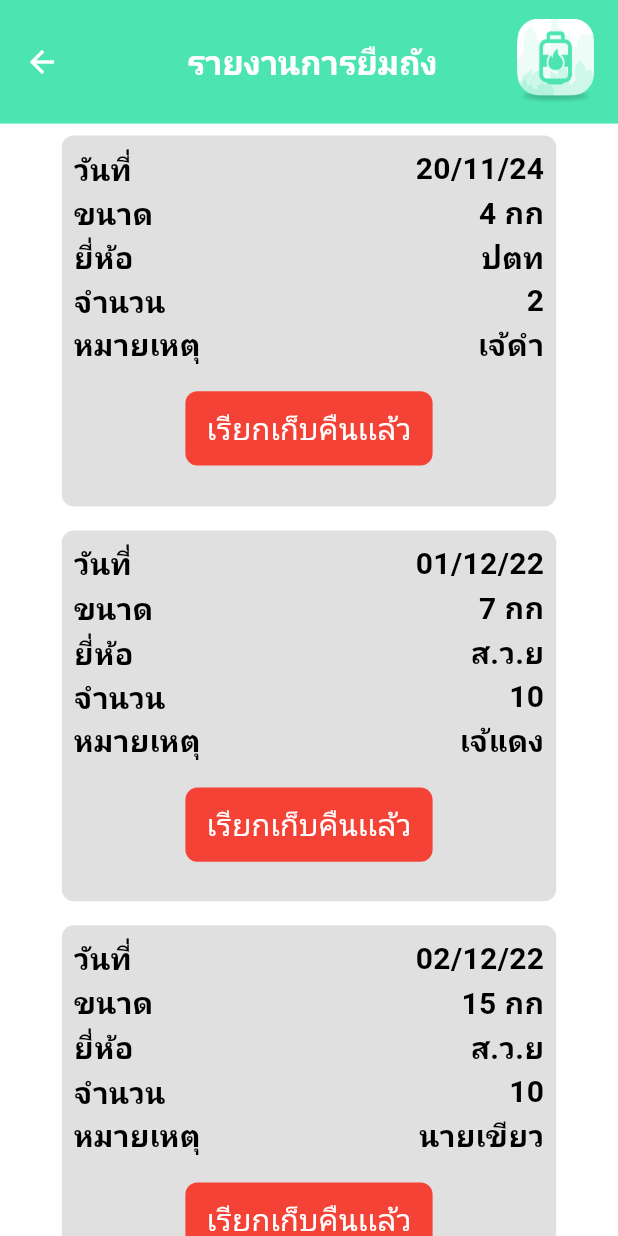
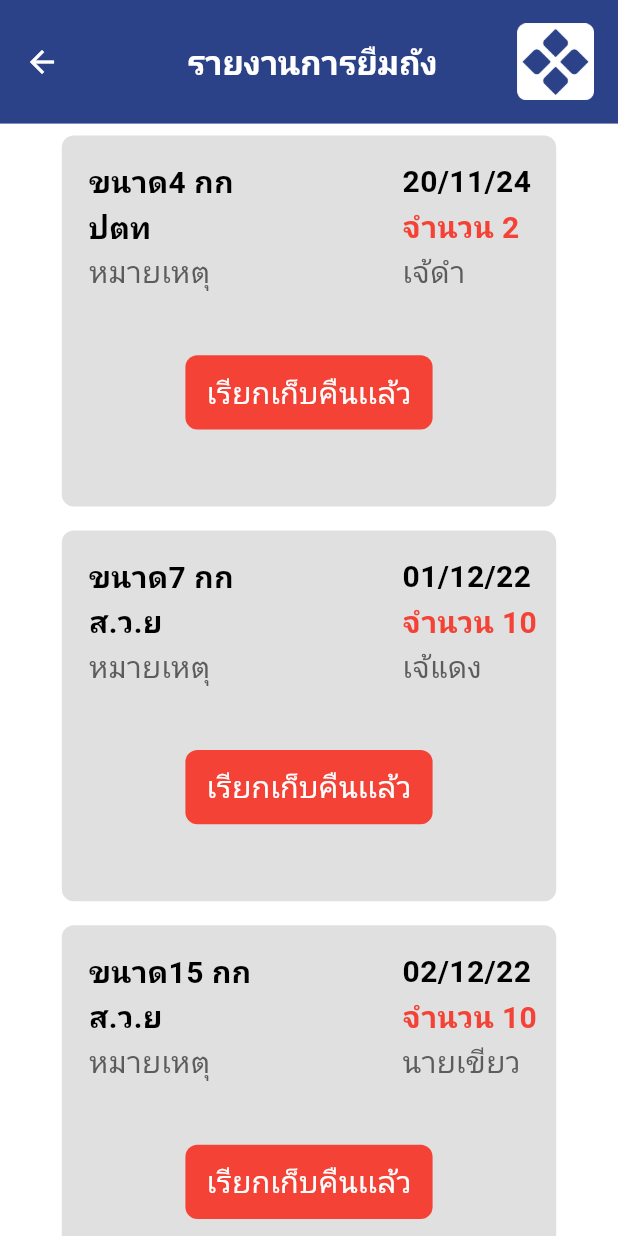
Before and after one commit to Maxza254411/stock_application_gas, a Flutter app: the Storepage screen opened directly with empty values, after a tap on "รายการยืมถัง", on a phone screen of 412 x 824 dp. Run offline on Flutter 3.47's test engine with Material 3 defaults, Android fonts, the phone set to English and light mode, and no system bars; our stand-ins replace dropdown_search, flutter_datetime_picker_plus, google_nav_bar, loading_animation_widget, photo_view, shared_preferences; accounts and stored records are empty.

Commit message:
เพิ่มหน้ารายงานการยืมถัง

```diff
--- a/lib/constants.dart
+++ b/lib/constants.dart
@@ -19,7 +19,7 @@ const kButtoncolor = Color(0xFFFC7716);
 const kTextDateColor = Color(0xffFA5A0E);
 const kCancleButton = Color(0xFFFF5252);
 const kSubtitleText = Color(0xFF424242);
-const kbutton = Color(0xff4CE5B1);
+const kbutton = Color(0xff2C4288);
 
 //ฟังก์ชั่นคำนวน ราคา และ qty
 double sum(List<ListProduct> orders) => orders.fold(0, (previous, o) => previous + (o.product.qty * o.product.priceAll));
--- a/lib/login/loginPage.dart
+++ b/lib/login/loginPage.dart
@@ -57,7 +57,7 @@ class _LoginPageState extends State<LoginPage> {
               child: SizedBox(
                 width: double.infinity,
                 child: Image.asset(
-                  "assets/images/Sign Up.jpg",
+                  "assets/images/login.jpg",
                   fit: BoxFit.cover,
                 ),
               ),
@@ -70,7 +70,7 @@ class _LoginPageState extends State<LoginPage> {
                   ),
                   Padding(
                     padding: EdgeInsets.only(top: height(context) / 7.5),
-                    child: Image.asset('assets/images/Gas Logo.png', scale: 3),
+                    child: Image.asset('assets/icons/backgroundAsset_LoGo_24x 2.png', scale: 3),
                   ),
                   Padding(
                     padding: const EdgeInsets.all(8.0),
--- a/lib/store/setPrice/setPicePage.dart
+++ b/lib/store/setPrice/setPicePage.dart
@@ -67,7 +67,7 @@ class _SetpicepageState extends State<Setpicepage> {
               style: TextStyle(color: Colors.white, fontWeight: FontWeight.bold),
             ),
             Image.asset(
-              'assets/images/Gas Logo.png',
+              'assets/icons/backgroundAsset_LoGo_24x 2.png',
               scale: 10,
             ),
           ],
--- a/lib/store/stockStore/stockStorePage.dart
+++ b/lib/store/stockStore/stockStorePage.dart
@@ -67,7 +67,7 @@ class _StockstorepageState extends State<Stockstorepage> {
               style: TextStyle(color: Colors.white, fontWeight: FontWeight.bold),
             ),
             Image.asset(
-              'assets/images/Gas Logo.png',
+              'assets/icons/backgroundAsset_LoGo_24x 2.png',
               scale: 10,
             ),
           ],
@@ -76,7 +76,7 @@ class _StockstorepageState extends State<Stockstorepage> {
       body: SafeArea(
         child: Watermark(
           backgroundImage: const AssetImage(
-            'assets/images/Gas Logo.png',
+            'assets/icons/backgroundAsset_LoGo_24x 2.png',
           ),
           child: Padding(
             padding: const EdgeInsets.all(8.0),
--- a/lib/store/storePage.dart
+++ b/lib/store/storePage.dart
@@ -1,6 +1,7 @@
 import 'package:flutter/material.dart';
 import 'package:stock_application_gas/adminPage.dart';
 import 'package:stock_application_gas/constants.dart';
+import 'package:stock_application_gas/store/%20dailysales/%20dailySalesPage.dart';
 import 'package:stock_application_gas/store/sellReport/sellReport.dart';
 import 'package:stock_application_gas/store/setPrice/setPicePage.dart';
 import 'package:stock_application_gas/store/stockStore/stockStorePage.dart';
@@ -47,7 +48,7 @@ class _StorepageState extends State<Storepage> {
               style: TextStyle(color: Colors.white, fontWeight: FontWeight.bold),
             ),
             Image.asset(
-              'assets/images/Gas Logo.png',
+              'assets/icons/backgroundAsset_LoGo_24x 2.png',
               scale: 10,
             ),
           ],
@@ -56,7 +57,7 @@ class _StorepageState extends State<Storepage> {
       body: SafeArea(
         child: Watermark(
           backgroundImage: const AssetImage(
-            'assets/images/Gas Logo.png',
+            'assets/icons/backgroundAsset_LoGo_24x 2.png',
           ),
           child: Center(
             child: Column(
@@ -119,7 +120,11 @@ class _StorepageState extends State<Storepage> {
                 SizedBox(
                   height: size.height * 0.03,
                 ),
-                Container(
+                GestureDetector(
+                  onTap: () {
+                    Navigator.push(context, MaterialPageRoute(builder: (context) => DailySalesPage()));
+                  },
+                  child: Container(
                     width: size.width * 0.8,
                     height: size.height * 0.06,
                     decoration: BoxDecoration(
@@ -130,6 +135,7 @@ class _StorepageState extends State<Storepage> {
                       child: Text(
                         'รายงานการขาย',
                         style: TextStyle(color: Colors.white, fontSize: 20, fontWeight: FontWeight.bold),
+                      ),
                     ),
                   ),
                 ),
--- a/lib/store/tankReport/tankReportPage.dart
+++ b/lib/store/tankReport/tankReportPage.dart
@@ -63,7 +63,7 @@ class _TankreportpageState extends State<Tankreportpage> {
               style: TextStyle(color: Colors.white, fontWeight: FontWeight.bold),
             ),
             Image.asset(
-              'assets/images/Gas Logo.png',
+              'assets/icons/backgroundAsset_LoGo_24x 2.png',
               scale: 10,
             ),
           ],
@@ -75,6 +75,7 @@ class _TankreportpageState extends State<Tankreportpage> {
           child: Column(children: [
             Center(
               child: Column(
+                crossAxisAlignment: CrossAxisAlignment.start,
                 children: List.generate(
                   reportTank.length,
                   (index) {
@@ -91,61 +92,83 @@ class _TankreportpageState extends State<Tankreportpage> {
                           padding: const EdgeInsets.all(8.0),
                           child: Column(
                             children: [
+                              SizedBox(
+                                height: size.height * 0.01,
+                              ),
                               Row(
-                                mainAxisAlignment: MainAxisAlignment.spaceBetween,
+                                mainAxisAlignment: MainAxisAlignment.spaceAround,
                                 children: [
-                                  Text(
-                                    'วันที่',
-                                    style: TextStyle(color: Colors.black, fontSize: 20, fontWeight: FontWeight.bold),
+                                  Expanded(
+                                    flex: 2,
+                                    child: Padding(
+                                      padding: const EdgeInsets.only(left: 10),
+                                      child: Text(
+                                        'ขนาด${reportTank[index]['km'] ?? ''}',
+                                        style: TextStyle(color: Colors.black, fontSize: 20, fontWeight: FontWeight.bold),
+                                      ),
+                                    ),
                                   ),
-                                  Text(
-                                    reportTank[index]['date'] ?? '',
-                                    style: TextStyle(color: Colors.black, fontSize: 20, fontWeight: FontWeight.bold),
+                                  Expanded(
+                                    flex: 1,
+                                    child: Padding(
+                                      padding: const EdgeInsets.only(left: 10),
+                                      child: Text(
+                                        reportTank[index]['date'] ?? '',
+                                        style: TextStyle(color: Colors.black, fontSize: 20, fontWeight: FontWeight.bold),
+                                      ),
+                                    ),
                                   )
+                                ],
+                              ),
+                              Row(
+                                mainAxisAlignment: MainAxisAlignment.spaceAround,
+                                children: [
+                                  Expanded(
+                                    flex: 2,
+                                    child: Padding(
+                                      padding: const EdgeInsets.only(left: 10),
+                                      child: Text(reportTank[index]['brand'] ?? '',
+                                          style: TextStyle(color: Colors.black, fontSize: 20, fontWeight: FontWeight.bold)),
+                                    ),
+                                  ),
+                                  Expanded(
+                                    flex: 1,
+                                    child: Padding(
+                                      padding: const EdgeInsets.only(left: 10),
+                                      child: Text('จำนวน ${reportTank[index]['unit']}',
+                                          style: TextStyle(color: Colors.red, fontSize: 20, fontWeight: FontWeight.bold)),
+                                    ),
+                                  ),
                                 ],
                               ),
                               Row(
                                 mainAxisAlignment: MainAxisAlignment.spaceBetween,
                                 children: [
-                                  Text(
-                                    'ขนาด',
-                                    style: TextStyle(color: Colors.black, fontSize: 20, fontWeight: FontWeight.bold),
-                                  ),
-                                  Text(
-                                    reportTank[index]['km'] ?? '',
-                                    style: TextStyle(color: Colors.black, fontSize: 20, fontWeight: FontWeight.bold),
+                                  Expanded(
+                                      flex: 2,
+                                      child: Padding(
+                                        padding: const EdgeInsets.only(left: 10),
+                                        child: Text('หมายเหตุ',
+                                            style: TextStyle(
+                                              color: Color(0xff5C5C5C),
+                                              fontSize: 20,
+                                            )),
+                                      )),
+                                  Expanded(
+                                    flex: 1,
+                                    child: Padding(
+                                      padding: const EdgeInsets.only(left: 10),
+                                      child: Text(reportTank[index]['remark'] ?? '',
+                                          style: TextStyle(
+                                            color: Color(0xff5C5C5C),
+                                            fontSize: 20,
+                                          )),
+                                    ),
                                   )
                                 ],
                               ),
-                              Row(
-                                mainAxisAlignment: MainAxisAlignment.spaceBetween,
-                                children: [
-                                  Text(
-                                    'ยี่ห้อ',
-                                    style: TextStyle(color: Colors.black, fontSize: 20, fontWeight: FontWeight.bold),
-                                  ),
-                                  Text(reportTank[index]['brand'] ?? '',
-                                      style: TextStyle(color: Colors.black, fontSize: 20, fontWeight: FontWeight.bold))
-                                ],
-                              ),
-                              Row(
-                                mainAxisAlignment: MainAxisAlignment.spaceBetween,
-                                children: [
-                                  Text('จำนวน', style: TextStyle(color: Colors.black, fontSize: 20, fontWeight: FontWeight.bold)),
-                                  Text(reportTank[index]['unit'] ?? '',
-                                      style: TextStyle(color: Colors.black, fontSize: 20, fontWeight: FontWeight.bold))
-                                ],
-                              ),
-                              Row(
-                                mainAxisAlignment: MainAxisAlignment.spaceBetween,
-                                children: [
-                                  Text('หมายเหตุ', style: TextStyle(color: Colors.black, fontSize: 20, fontWeight: FontWeight.bold)),
-                                  Text(reportTank[index]['remark'] ?? '',
-                                      style: TextStyle(color: Colors.black, fontSize: 20, fontWeight: FontWeight.bold))
-                                ],
-                              ),
                               SizedBox(
-                                height: size.height * 0.02,
+                                height: size.height * 0.05,
                               ),
                               Container(
                                 decoration: BoxDecoration(
```
Also changed, not shown: lib/adminPage.dart (+60 -3 lines), lib/store/ dailysales/ dailySalesPage.dart (added, +75 -0 lines), lib/store/sellReport/sellReport.dart (+8 -1 lines), assets/icons/NewLogo.png (added), assets/icons/backgroundAsset_LoGo_24x 2.png (added), assets/images/Sign Up.jpg (deleted), assets/images/login.jpg (added), lib/store/BorrowATank/borrowTank.dart (deleted). Lines whose indentation alone changed are shown as unchanged.
